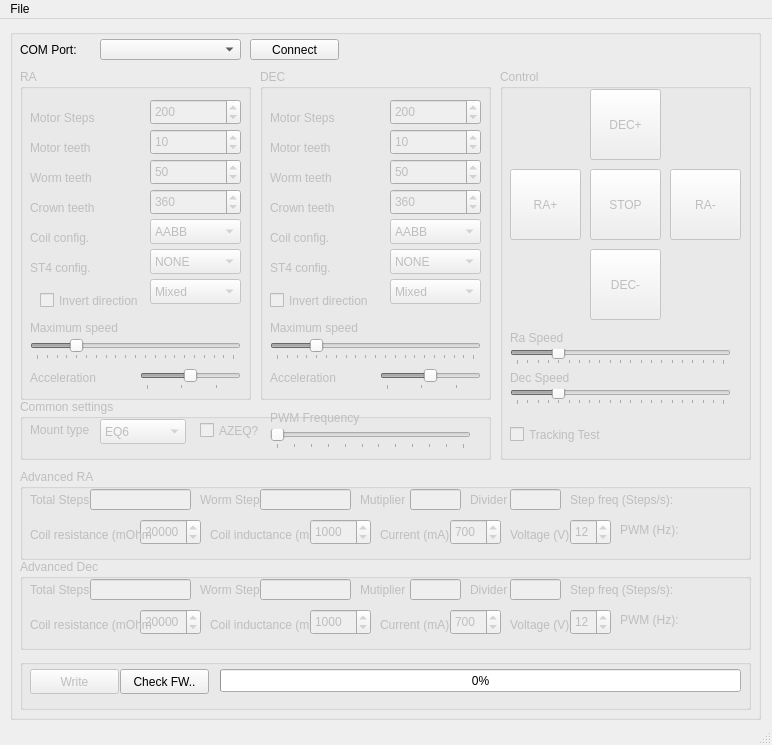
Before: the Qt Designer form mainwindow.ui in ahp-electronics/gt-configurator, drawn with Qt 5.
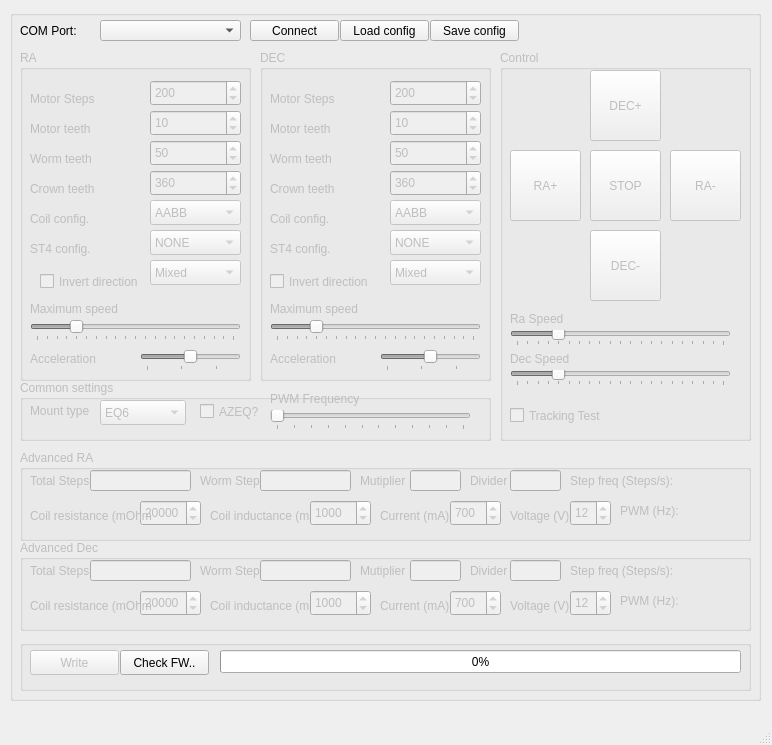
After: the same form once the commit is applied.

Commit message: Remote firmware check

```diff
--- a/mainwindow.ui
+++ b/mainwindow.ui
@@ -1677,6 +1677,32 @@
       <string>Connect</string>
      </property>
     </widget>
+    <widget class="QPushButton" name="loadConfig">
+     <property name="geometry">
+      <rect>
+       <x>330</x>
+       <y>10</y>
+       <width>89</width>
+       <height>21</height>
+      </rect>
+     </property>
+     <property name="text">
+      <string>Load config</string>
+     </property>
+    </widget>
+    <widget class="QPushButton" name="saveConfig">
+     <property name="geometry">
+      <rect>
+       <x>420</x>
+       <y>10</y>
+       <width>89</width>
+       <height>21</height>
+      </rect>
+     </property>
+     <property name="text">
+      <string>Save config</string>
+     </property>
+    </widget>
    </widget>
   </widget>
   <widget class="QMenuBar" name="menubar">
@@ -1688,14 +1714,6 @@
      <height>21</height>
     </rect>
    </property>
-   <widget class="QMenu" name="menuFile">
-    <property name="title">
-     <string>File</string>
-    </property>
-    <addaction name="ReadCFG"/>
-    <addaction name="SaveCFG"/>
-   </widget>
-   <addaction name="menuFile"/>
   </widget>
   <widget class="QStatusBar" name="statusbar"/>
   <action name="actionOpen_FW">
```
Left out of the diff: 3 changed lines with no effect on the pictures. The commit also changes 2 other files.
